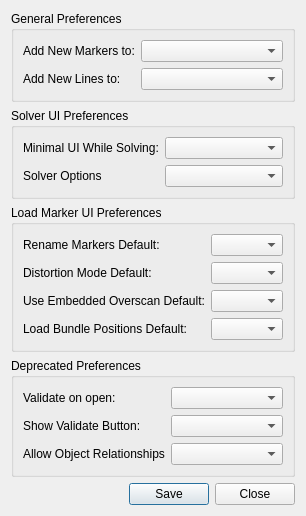
Old version of the form python/mmSolver/tools/userprefswindow/ui/pref_layout.ui in the repository david-cattermole/mayaMatchMoveSolver.
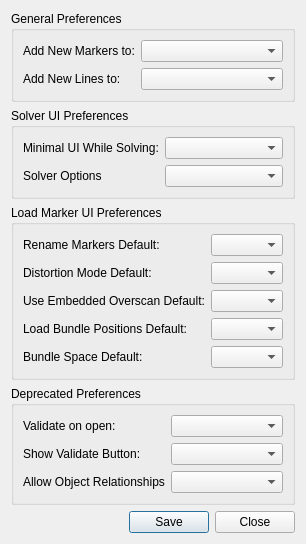
New version of the form.

Commit message:
Maya Tool - User Prefernces - Add "Bundle Space" option
Allow the user to specify how to load bundle positions, in world-space
(new feature) or local-space (existing behaviour).

Notiably we change defaults to "world-space", which *changes* the
default behaviour of mmSolver's load marker tool.

GitHub issue #275.

```diff
--- a/python/mmSolver/tools/userprefswindow/ui/pref_layout.ui
+++ b/python/mmSolver/tools/userprefswindow/ui/pref_layout.ui
@@ -7,7 +7,7 @@
     <x>0</x>
     <y>0</y>
     <width>277</width>
-    <height>447</height>
+    <height>499</height>
    </rect>
   </property>
   <property name="windowTitle">
@@ -128,6 +128,16 @@
         <item row="0" column="1">
          <widget class="QComboBox" name="renameMarkersDefaultComboBox"/>
         </item>
+        <item row="4" column="1">
+         <widget class="QComboBox" name="bundleSpaceDefaultComboBox"/>
+        </item>
+        <item row="4" column="0">
+         <widget class="QLabel" name="bundleSpaceDefaultLabel">
+          <property name="text">
+           <string>Bundle Space Default:</string>
+          </property>
+         </widget>
+        </item>
        </layout>
       </item>
      </layout>
```
The commit also changes 3 other files.
